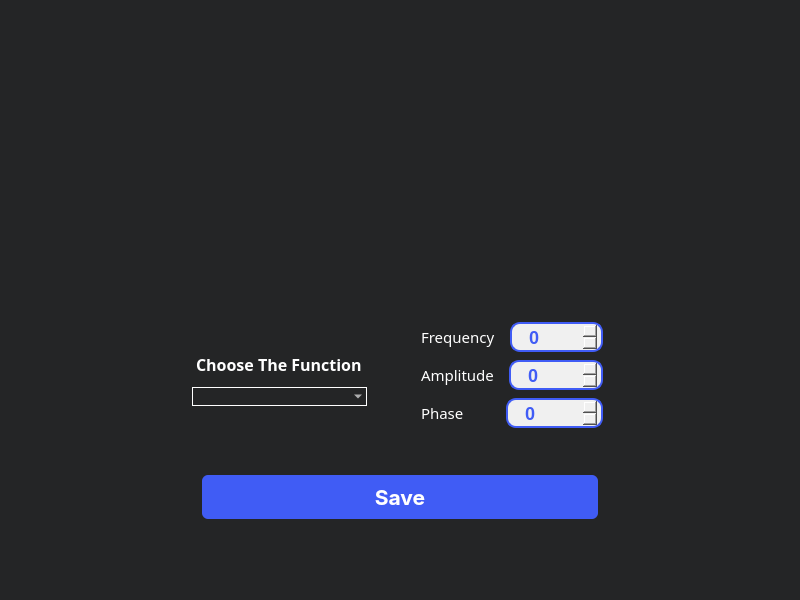
First picture: the form in SmoothingWindow.ui, repository joyou159/Signal-Equalizer, before the edit.
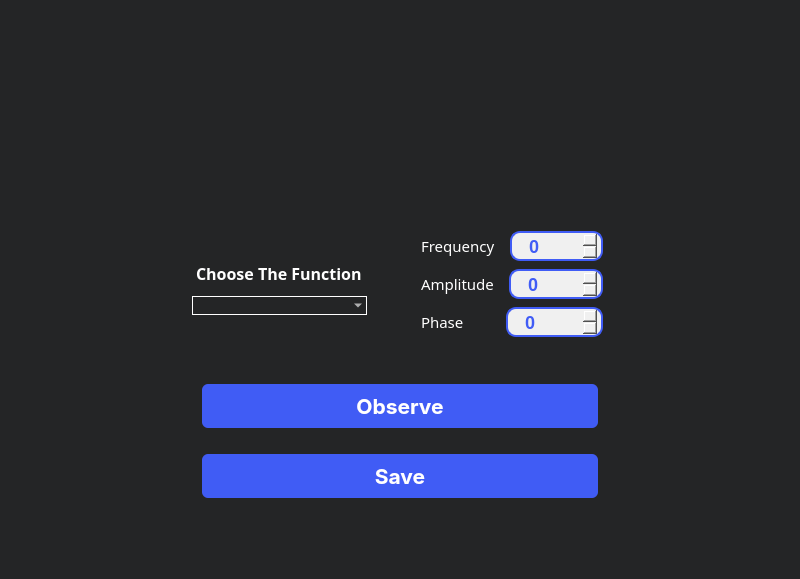
Second picture: the form after the edit. Icons and pictures are not drawn. Custom widgets are drawn as their Qt base class.

Commit message: smoothing functions

Diff of the .ui file:
```diff
--- a/SmoothingWindow.ui
+++ b/SmoothingWindow.ui
@@ -7,7 +7,7 @@
     <x>0</x>
     <y>0</y>
     <width>800</width>
-    <height>600</height>
+    <height>579</height>
    </rect>
   </property>
   <property name="windowTitle">
@@ -26,7 +26,7 @@
      <set>Qt::AlignCenter</set>
     </property>
     <item row="0" column="0">
-     <layout class="QVBoxLayout" name="verticalLayout_3" stretch="5,1,1,0">
+     <layout class="QVBoxLayout" name="verticalLayout_3" stretch="5,1,0,0,0">
       <item>
        <widget class="PlotWidget" name="smoothingGraph" native="true">
         <property name="styleSheet">
@@ -372,7 +372,62 @@
        </layout>
       </item>
       <item>
-       <widget class="QPushButton" name="save">
+       <widget class="QPushButton" name="observe">
+        <property name="font">
+         <font>
+          <family>-apple-system</family>
+          <pointsize>16</pointsize>
+          <bold>true</bold>
+         </font>
+        </property>
+        <property name="styleSheet">
+         <string notr="true">QPushButton{
+  appearance: button;
+  backface-visibility: hidden;
+  background-color: #405cf5;
+  border-radius: 6px;
+  border-width: 0;
+  box-shadow: rgba(50, 50, 93, .1) 0 0 0 1px inset,rgba(50, 50, 93, .1) 0 2px 5px 0,rgba(0, 0, 0, .07) 0 1px 1px 0;
+  box-sizing: border-box;
+  color: #fff;
+  cursor: pointer;
+  font-family: -apple-system,system-ui,&quot;Segoe UI&quot;,Roboto,&quot;Helvetica Neue&quot;,Ubuntu,sans-serif;
+  font-size: 100%;
+  height: 44px;
+  line-height: 1.15;
+ margin: 10px 10px;
+  outline: none;
+  overflow: hidden;
+  padding: 0 10px;
+  position: relative;
+  text-align: center;
+  text-transform: none;
+  transform: translateZ(0);
+  transition: all .2s,box-shadow .08s ease-in;
+  touch-action: manipulation;
+  width:155px;
+}
+QPushButton:hover{
+background-color: #283999;
+}
+QPushButton:pressed{
+background-color: #1c2973;
+}
+</string>
+        </property>
+        <property name="text">
+         <string>Observe</string>
+        </property>
+        <property name="iconSize">
+         <size>
+          <width>25</width>
+          <height>25</height>
+         </size>
+        </property>
+       </widget>
+      </item>
+      <item>
+       <widget class="QPushButton" name="save_2">
         <property name="font">
          <font>
           <family>-apple-system</family>
```
The commit also changes 3 other files.
